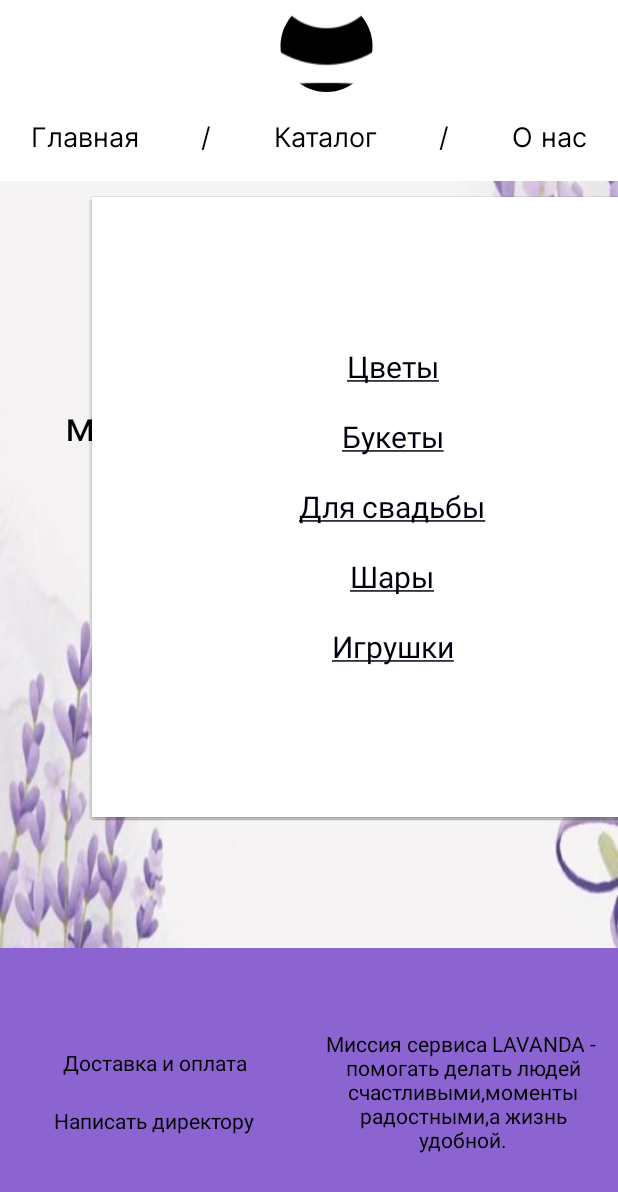
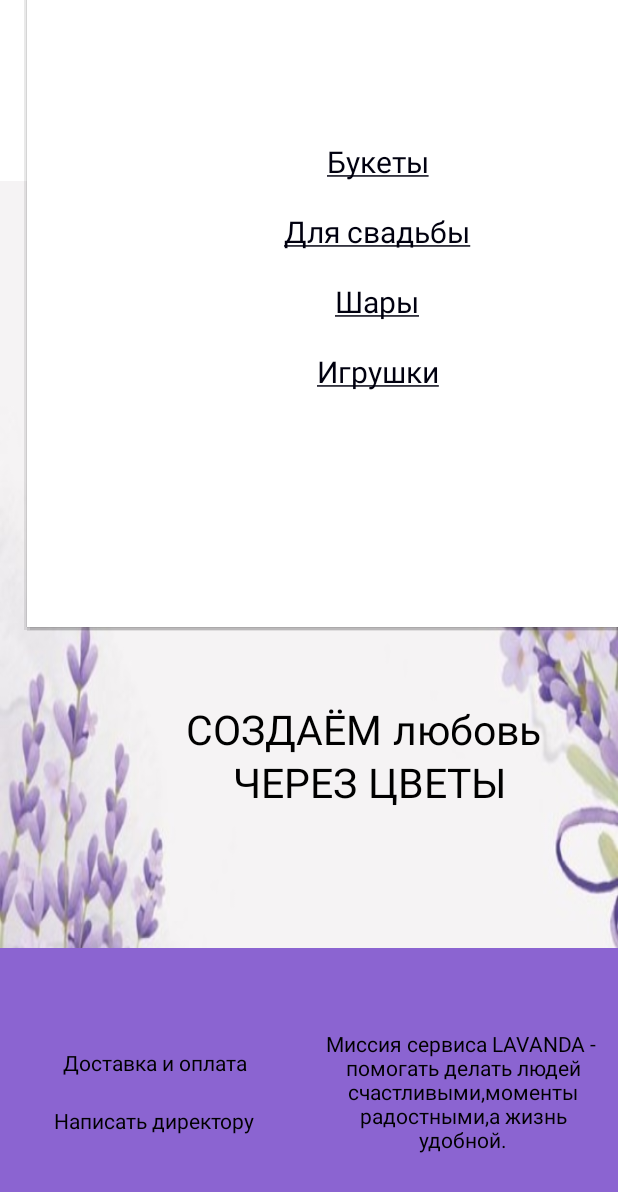
Before and after one commit to SokSashaa/GamesShop, an Android app: the screen it shows after launch (MainActivity), after a tap on "Каталог", on a phone screen of 412 x 824 dp. Shown: the top 1192 px of the screen. Run offline under Robolectric (Android 15) with nearby library versions, the phone set to English and light mode, and no system bars; plain views replace CircularImageView.

Commit message:
классификация по меню

```diff
--- a/app/src/main/java/com/example/lavanda/MainActivity.java
+++ b/app/src/main/java/com/example/lavanda/MainActivity.java
@@ -18,6 +18,7 @@ import android.view.MenuItem;
 import android.view.MotionEvent;
 import android.view.View;
 import android.view.ViewGroup;
+import android.view.WindowManager;
 import android.widget.LinearLayout;
 import android.widget.PopupMenu;
 import android.widget.PopupWindow;
@@ -63,19 +64,43 @@ public class MainActivity extends AppCompatActivity {
 
         boolean focusable = true; // lets taps outside the popup also dismiss it
 
-        final PopupWindow popupWindow = new PopupWindow(popupView, 600, 620, focusable); // 600 460
+        final PopupWindow popupWindow = new PopupWindow(popupView, 700, 720, focusable); // 600 460
 
         // show the popup window
         // which view you pass in doesn't matter, it is only used for the window tolken
 
 
 
-        TextView flowers = (TextView)popupView.findViewById(R.id.textView12);
+        TextView flowers = (TextView)popupView.findViewById(R.id.textView13);
         flowers.setOnClickListener(new View.OnClickListener() {
             @Override
             public void onClick(View view) {
                 popupWindow.dismiss();
-                startActivity(new Intent(MainActivity.this, menu_shop.class).putExtra("flowers",0));
+                startActivity(new Intent(MainActivity.this, menu_shop.class).putExtra("menu",0));
+            }
+        });
+        TextView forWedding = (TextView)popupView.findViewById(R.id.textView14);
+        forWedding.setOnClickListener(new View.OnClickListener() {
+            @Override
+            public void onClick(View view) {
+                popupWindow.dismiss();
+                startActivity(new Intent(MainActivity.this, menu_shop.class).putExtra("menu",1));
+            }
+        });
+        TextView balls = (TextView)popupView.findViewById(R.id.textView15);
+        balls.setOnClickListener(new View.OnClickListener() {
+            @Override
+            public void onClick(View view) {
+                popupWindow.dismiss();
+                startActivity(new Intent(MainActivity.this, menu_shop.class).putExtra("menu",2));
+            }
+        });
+        TextView toys = (TextView)popupView.findViewById(R.id.textView16);
+        toys.setOnClickListener(new View.OnClickListener() {
+            @Override
+            public void onClick(View view) {
+                popupWindow.dismiss();
+                startActivity(new Intent(MainActivity.this, menu_shop.class).putExtra("menu",3));
             }
         });
 
@@ -83,7 +108,7 @@ public class MainActivity extends AppCompatActivity {
         category.getLocationInWindow(location);
         int x = location[0];
         int y = location[1];
-        popupWindow.showAtLocation(view, Gravity.NO_GRAVITY, x-150, y+80);
+        popupWindow.showAtLocation(view, Gravity.NO_GRAVITY, x-215, y-210);
 
         // dismiss the popup window when touched
         popupView.setOnTouchListener(new View.OnTouchListener() {
--- a/app/src/main/res/layout/menu_shop.xml
+++ b/app/src/main/res/layout/menu_shop.xml
@@ -2,6 +2,7 @@
 <androidx.constraintlayout.widget.ConstraintLayout xmlns:android="http://schemas.android.com/apk/res/android"
     xmlns:app="http://schemas.android.com/apk/res-auto"
     xmlns:tools="http://schemas.android.com/tools"
+    android:id="@+id/consLayout"
     android:layout_width="match_parent"
     android:layout_height="match_parent">
 
@@ -11,11 +12,11 @@
         android:orientation="vertical">
 
         <LinearLayout
-            tools:ignore="MissingConstraints"
             android:layout_width="match_parent"
             android:layout_height="61dp"
             android:background="#FFFFFF"
-            android:orientation="horizontal">
+            android:orientation="horizontal"
+            tools:ignore="MissingConstraints">
 
 
             <LinearLayout
--- a/app/src/main/res/layout/popupwindow.xml
+++ b/app/src/main/res/layout/popupwindow.xml
@@ -13,21 +13,6 @@
         android:gravity="center"
         android:orientation="vertical">
 
-
-        <TextView
-            android:id="@+id/textView12"
-            android:layout_width="match_parent"
-            android:layout_height="wrap_content"
-            android:gravity="center"
-            android:text="@string/flowers"
-            android:textColor="#00000F"
-            android:textSize="20sp"
-            android:textStyle="normal" />
-
-        <TextView
-            android:id="@+id/textView18"
-            android:layout_width="match_parent"
-            android:layout_height="wrap_content" />
 
         <TextView
             android:id="@+id/textView13"
```
Also changed, not shown: app/src/main/java/com/example/lavanda/menu_shop.java (+29 -21 lines).
